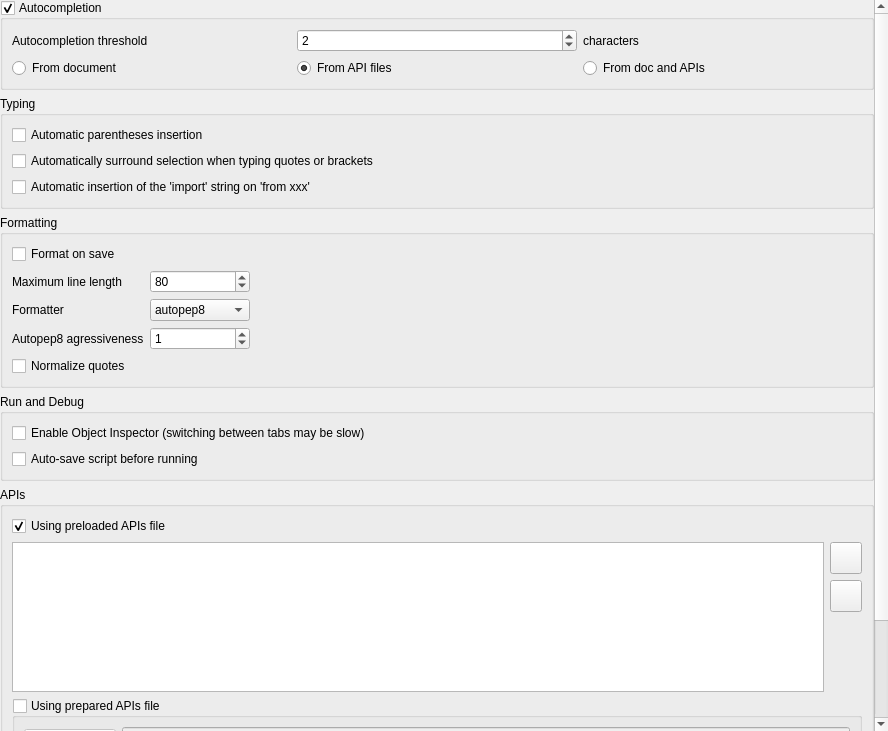
qgis/QGIS, file python/console/console_settings.ui: the form before one commit.
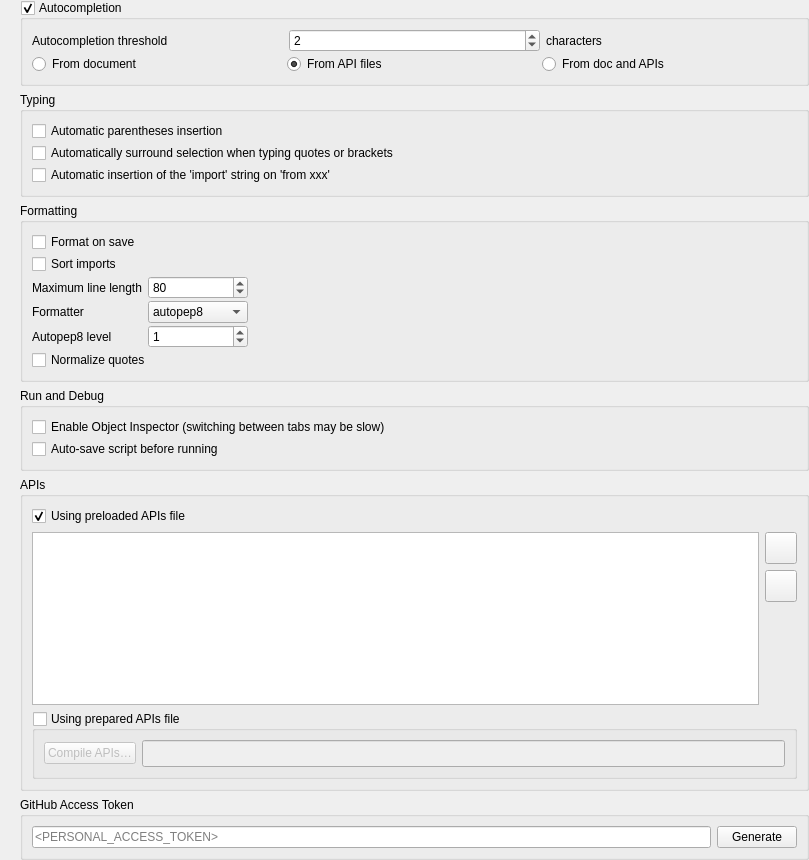
The form after the commit. Custom widgets are drawn as their Qt base class.

Commit message: Add isort (sort imports)

```diff
--- a/python/console/console_settings.ui
+++ b/python/console/console_settings.ui
@@ -6,8 +6,8 @@
    <rect>
     <x>0</x>
     <y>0</y>
-    <width>888</width>
-    <height>731</height>
+    <width>809</width>
+    <height>860</height>
    </rect>
   </property>
   <property name="sizePolicy">
@@ -30,7 +30,7 @@
   </property>
   <layout class="QGridLayout" name="gridLayout_16">
    <property name="leftMargin">
-    <number>0</number>
+    <number>20</number>
    </property>
    <property name="topMargin">
     <number>0</number>
@@ -54,8 +54,8 @@
        <rect>
         <x>0</x>
         <y>0</y>
-        <width>874</width>
-        <height>914</height>
+        <width>789</width>
+        <height>860</height>
        </rect>
       </property>
       <layout class="QGridLayout" name="gridLayout">
@@ -178,7 +178,7 @@
               <property name="minimumSize">
                <size>
                 <width>0</width>
-                <height>150</height>
+                <height>100</height>
                </size>
               </property>
               <property name="editTriggers">
@@ -302,6 +302,9 @@
           <bool>true</bool>
          </property>
          <layout class="QGridLayout" name="gridLayout_11">
+          <property name="verticalSpacing">
+           <number>2</number>
+          </property>
           <item row="0" column="0">
            <widget class="QCheckBox" name="autoCloseBracket">
             <property name="text">
@@ -338,6 +341,9 @@
           <bool>true</bool>
          </property>
          <layout class="QGridLayout" name="gridLayout_21">
+          <property name="verticalSpacing">
+           <number>2</number>
+          </property>
           <item row="1" column="0">
            <widget class="QCheckBox" name="autoSaveScript">
             <property name="text">
@@ -379,6 +385,9 @@
           <bool>true</bool>
          </property>
          <layout class="QGridLayout" name="gridLayout_5">
+          <property name="verticalSpacing">
+           <number>2</number>
+          </property>
           <item row="0" column="2">
            <widget class="QLabel" name="label_36">
             <property name="text">
@@ -455,45 +464,37 @@
           <bool>true</bool>
          </property>
          <layout class="QGridLayout" name="gridLayout_4">
-          <item row="2" column="0">
-           <widget class="QLabel" name="label">
-            <property name="text">
-             <string>Formatter</string>
+          <property name="verticalSpacing">
+           <number>2</number>
+          </property>
+          <item row="2" column="1">
+           <widget class="QSpinBox" name="maxLineLength">
+            <property name="minimum">
+             <number>60</number>
             </property>
-           </widget>
-          </item>
-          <item row="4" column="0" colspan="2">
-           <widget class="QCheckBox" name="blackNormalizeQuotes">
-            <property name="text">
-             <string>Normalize quotes</string>
+            <property name="maximum">
+             <number>200</number>
             </property>
+            <property name="value">
+             <number>80</number>
+            </property>
            </widget>
           </item>
-          <item row="0" column="0">
+          <item row="0" column="0" colspan="2">
            <widget class="QCheckBox" name="formatOnSave">
             <property name="text">
              <string>Format on save</string>
             </property>
            </widget>
           </item>
-          <item row="3" column="0">
-           <widget class="QLabel" name="autopep8AggressivenessLabel">
+          <item row="5" column="0" colspan="2">
+           <widget class="QCheckBox" name="blackNormalizeQuotes">
             <property name="text">
-             <string>Autopep8 agressiveness</string>
+             <string>Normalize quotes</string>
             </property>
            </widget>
           </item>
           <item row="3" column="1">
-           <widget class="QSpinBox" name="autopep8Aggressiveness">
-            <property name="maximum">
-             <number>3</number>
-            </property>
-            <property name="value">
-             <number>1</number>
-            </property>
-           </widget>
-          </item>
-          <item row="2" column="1">
            <widget class="QComboBox" name="formatter">
             <property name="minimumSize">
              <size>
@@ -513,23 +514,41 @@
             </item>
            </widget>
           </item>
-          <item row="1" column="0">
+          <item row="1" column="0" colspan="2">
+           <widget class="QCheckBox" name="sortImports">
+            <property name="text">
+             <string>Sort imports</string>
+            </property>
+           </widget>
+          </item>
+          <item row="4" column="0">
+           <widget class="QLabel" name="autopep8LevelLabel">
+            <property name="text">
+             <string>Autopep8 level</string>
+            </property>
+           </widget>
+          </item>
+          <item row="2" column="0">
            <widget class="QLabel" name="label_8">
             <property name="text">
              <string>Maximum line length</string>
             </property>
            </widget>
           </item>
-          <item row="1" column="1">
-           <widget class="QSpinBox" name="maxLineLength">
-            <property name="minimum">
-             <number>60</number>
+          <item row="3" column="0">
+           <widget class="QLabel" name="label">
+            <property name="text">
+             <string>Formatter</string>
             </property>
+           </widget>
+          </item>
+          <item row="4" column="1">
+           <widget class="QSpinBox" name="autopep8Level">
             <property name="maximum">
-             <number>200</number>
+             <number>3</number>
             </property>
             <property name="value">
-             <number>80</number>
+             <number>1</number>
             </property>
            </widget>
           </item>
```
Left out of the diff: 26 changed lines with no effect on the pictures. The commit also changes 2 other files.
